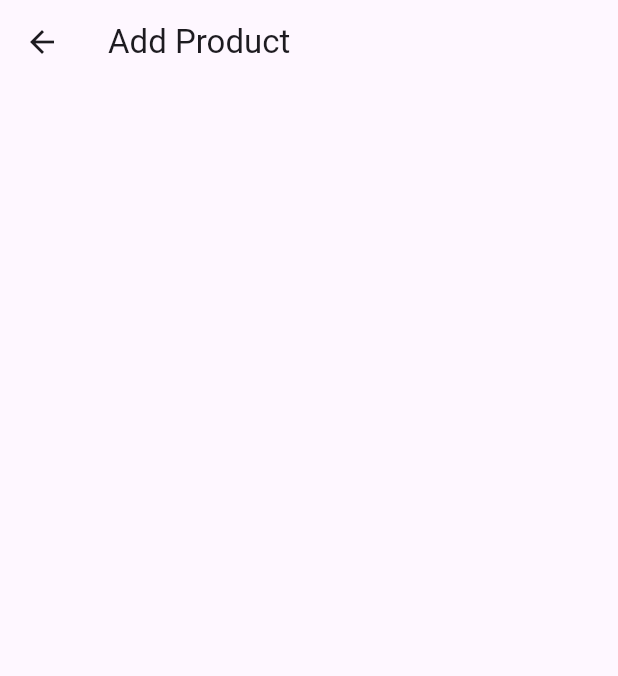
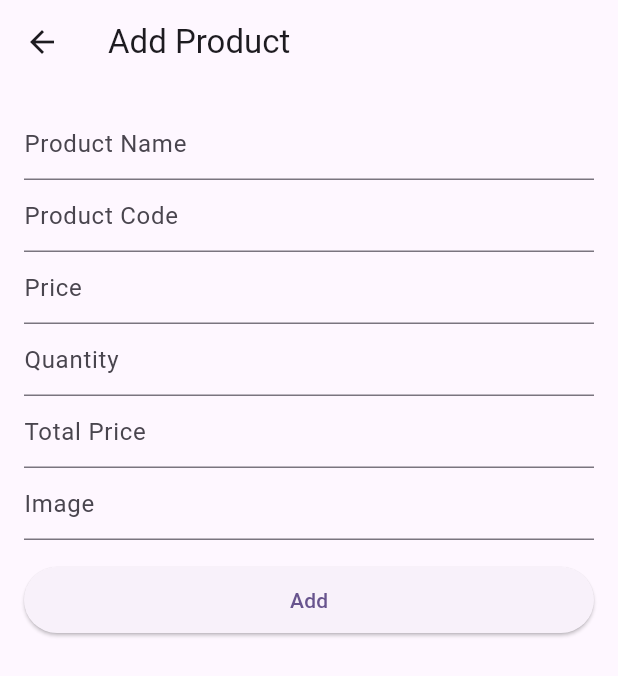
Before and after one commit to syfulsharif/crud_app_live_1, a Flutter app: the AddNewProductScreen screen opened directly, on a phone screen of 412 x 824 dp. Shown: the top 676 px of the screen. Run offline on Flutter 3.47's test engine with Material 2 defaults, Android fonts, the phone set to English and light mode, and no system bars.

Commit message:
Add Product TextFormFields Added

```diff
--- a/lib/add_new_product_screen.dart
+++ b/lib/add_new_product_screen.dart
@@ -1,4 +1,5 @@
 import 'package:flutter/material.dart';
+import 'package:live_class1_module9/style.dart';
 
 class AddNewProductScreen extends StatefulWidget {
   const AddNewProductScreen({super.key});
@@ -14,6 +15,44 @@ class _AddNewProductScreenState extends State<AddNewProductScreen> {
       appBar: AppBar(
         title: const Text('Add Product'),
       ),
+      body: Padding(
+        padding: const EdgeInsets.all(16.0),
+        child: Column(
+          children: [
+            TextFormField(
+              decoration: appInputDecoration('Product Name'),
+            ),
+            TextFormField(
+              decoration: appInputDecoration('Product Code'),
+            ),
+            TextFormField(
+              decoration: appInputDecoration('Price'),
+            ),
+            TextFormField(
+              decoration: appInputDecoration('Quantity'),
+            ),
+            TextFormField(
+              decoration: appInputDecoration('Total Price'),
+            ),
+            TextFormField(
+              decoration: appInputDecoration('Image'),
+            ),
+            const SizedBox(
+              height: 16,
+            ),
+            SizedBox(
+              width: double.infinity,
+              child: ElevatedButton(
+                style: ElevatedButton.styleFrom(
+                  padding: const EdgeInsets.symmetric(vertical: 12)
+                ),
+                onPressed: () {},
+                child: const Text('Add'),
+              ),
+            ),
+          ],
+        ),
+      ),
     );
   }
 }
--- /dev/null
+++ b/lib/style.dart
@@ -0,0 +1,7 @@
+import 'package:flutter/material.dart';
+
+InputDecoration appInputDecoration(hint){
+  return InputDecoration(
+    hintText: hint,
+  );
+}
```
